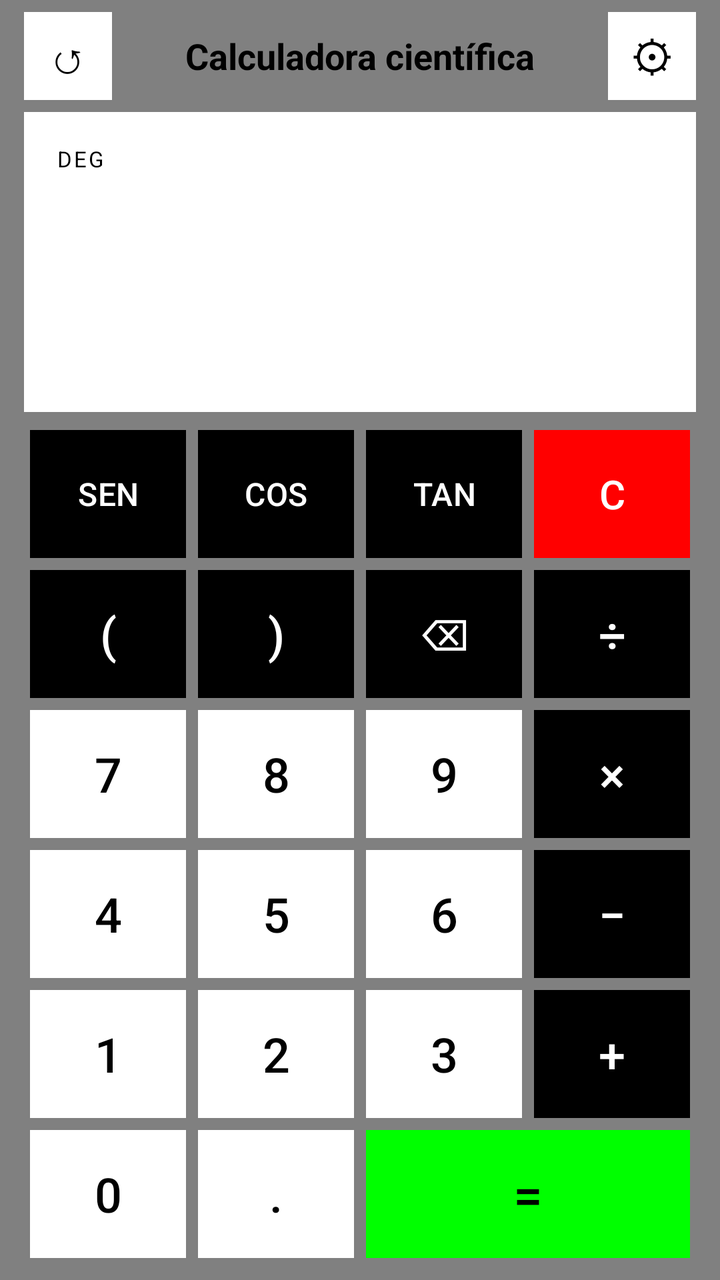
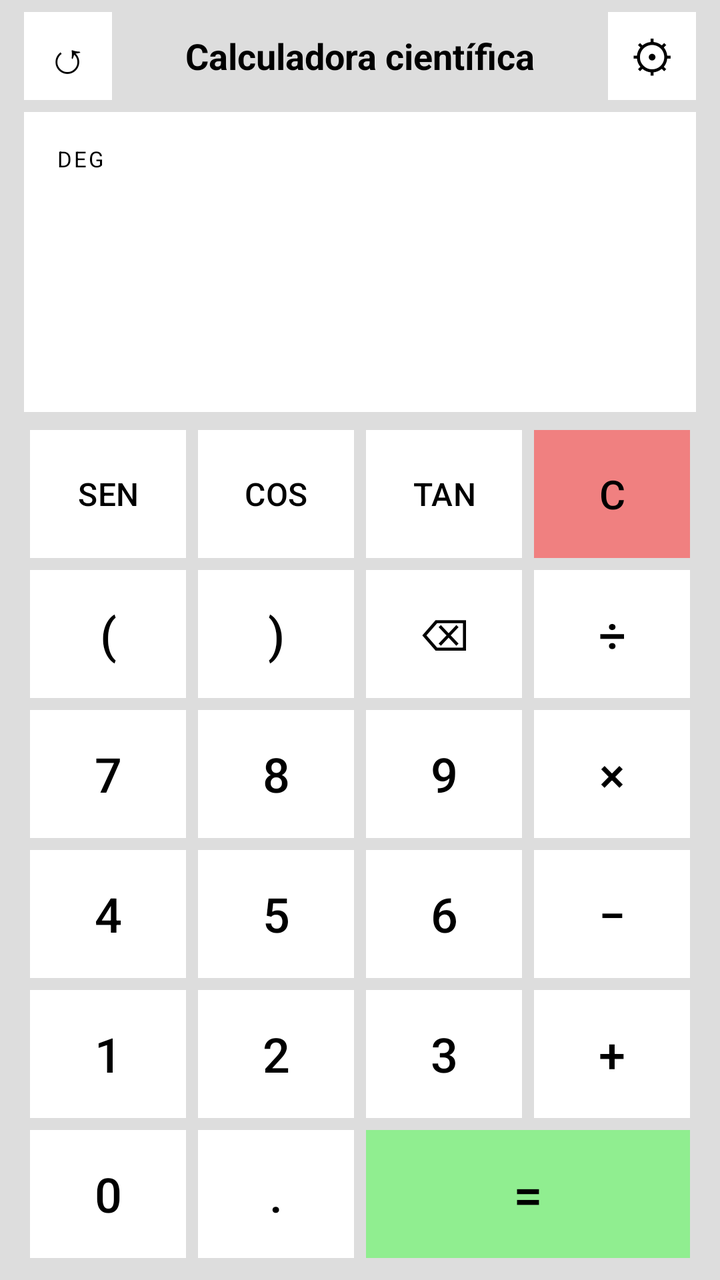

Before-and-after screenshots of an Android layout around one commit, followed by the original layout XML and the change that was made.
<!-- AndroidManifest.xml: application theme Theme.CalculadoraCientifica -->
<!-- res/layout/activity_main.xml -->
<?xml version="1.0" encoding="utf-8"?>
<FrameLayout xmlns:android="http://schemas.android.com/apk/res/android"
    xmlns:app="http://schemas.android.com/apk/res-auto"
    xmlns:tools="http://schemas.android.com/tools"
    android:id="@+id/main"
    android:layout_width="match_parent"
    android:layout_height="match_parent"
    android:background="#808080"
    tools:context=".MainActivity">

    <LinearLayout
        android:id="@+id/panelCalculadora"
        android:layout_width="match_parent"
        android:layout_height="match_parent"
        android:orientation="vertical"
        android:paddingStart="12dp"
        android:paddingEnd="12dp"
        android:paddingBottom="8dp">

        <LinearLayout
            android:layout_width="match_parent"
            android:layout_height="56dp"
            android:gravity="center_vertical"
            android:orientation="horizontal">

            <Button
                android:id="@+id/btnHistorial"
                android:layout_width="44dp"
                android:layout_height="44dp"
                android:contentDescription="@string/historial"
                android:insetTop="0dp"
                android:insetBottom="0dp"
                android:minWidth="0dp"
                android:minHeight="0dp"
                android:padding="0dp"
                android:text="@string/icono_historial"
                android:textColor="#000000"
                android:textSize="22sp"
                app:backgroundTint="#FFFFFF"
                app:cornerRadius="0dp" />

            <TextView
                android:layout_width="0dp"
                android:layout_height="wrap_content"
                android:layout_weight="1"
                android:gravity="center"
                android:text="@string/titulo"
                android:textColor="#000000"
                android:textSize="18sp"
                android:textStyle="bold" />

            <Button
                android:id="@+id/btnAjustes"
                android:layout_width="44dp"
                android:layout_height="44dp"
                android:contentDescription="@string/ajustes"
                android:insetTop="0dp"
                android:insetBottom="0dp"
                android:minWidth="0dp"
                android:minHeight="0dp"
                android:padding="0dp"
                android:text="@string/icono_ajustes"
                android:textColor="#000000"
                android:textSize="22sp"
                app:backgroundTint="#FFFFFF"
                app:cornerRadius="0dp" />
        </LinearLayout>

        <LinearLayout
            android:layout_width="match_parent"
            android:layout_height="0dp"
            android:layout_marginBottom="6dp"
            android:layout_weight="1"
            android:background="#FFFFFF"
            android:orientation="vertical"
            android:padding="16dp">

            <TextView
                android:layout_width="wrap_content"
                android:layout_height="wrap_content"
                android:letterSpacing="0.1"
                android:text="@string/grados"
                android:textColor="#000000"
                android:textSize="11sp" />

            <TextView
                android:id="@+id/txtExpresion"
                android:layout_width="match_parent"
                android:layout_height="0dp"
                android:layout_weight="1"
                android:fontFamily="monospace"
                android:gravity="bottom|end"
                android:textColor="#000000"
                android:textSize="34sp" />
        </LinearLayout>

        <GridLayout
            android:id="@+id/teclado"
            android:layout_width="match_parent"
            android:layout_height="0dp"
            android:layout_weight="2.8"
            android:columnCount="4"
            android:rowCount="6">

            <Button
                android:layout_width="0dp"
                android:layout_height="0dp"
                android:layout_rowWeight="1"
                android:layout_columnWeight="1"
                android:layout_margin="3dp"
                android:insetTop="0dp"
                android:insetBottom="0dp"
                android:padding="0dp"
                android:text="@string/btn_sen"
                android:textColor="#FFFFFF"
                android:textSize="16sp"
                app:backgroundTint="#000000"
                app:cornerRadius="0dp" />

            <Button
                android:layout_width="0dp"
                android:layout_height="0dp"
                android:layout_rowWeight="1"
                android:layout_columnWeight="1"
                android:layout_margin="3dp"
                android:insetTop="0dp"
                android:insetBottom="0dp"
                android:padding="0dp"
                android:text="@string/btn_cos"
                android:textColor="#FFFFFF"
                android:textSize="16sp"
                app:backgroundTint="#000000"
                app:cornerRadius="0dp" />

            <Button
                android:layout_width="0dp"
                android:layout_height="0dp"
                android:layout_rowWeight="1"
                android:layout_columnWeight="1"
                android:layout_margin="3dp"
                android:insetTop="0dp"
                android:insetBottom="0dp"
                android:padding="0dp"
                android:text="@string/btn_tan"
                android:textColor="#FFFFFF"
                android:textSize="16sp"
                app:backgroundTint="#000000"
                app:cornerRadius="0dp" />

            <Button
                android:layout_width="0dp"
                android:layout_height="0dp"
                android:layout_rowWeight="1"
                android:layout_columnWeight="1"
                android:layout_margin="3dp"
                android:insetTop="0dp"
                android:insetBottom="0dp"
                android:padding="0dp"
                android:text="@string/btn_borrar"
                android:textColor="#FFFFFF"
                android:textSize="20sp"
                app:backgroundTint="#FF0000"
                app:cornerRadius="0dp" />

            <Button
                android:layout_width="0dp"
                android:layout_height="0dp"
                android:layout_rowWeight="1"
                android:layout_columnWeight="1"
                android:layout_margin="3dp"
                android:insetTop="0dp"
                android:insetBottom="0dp"
                android:padding="0dp"
                android:text="@string/btn_abrir"
                android:textColor="#FFFFFF"
                android:textSize="24sp"
                app:backgroundTint="#000000"
                app:cornerRadius="0dp" />

            <Button
                android:layout_width="0dp"
                android:layout_height="0dp"
                android:layout_rowWeight="1"
                android:layout_columnWeight="1"
                android:layout_margin="3dp"
                android:insetTop="0dp"
                android:insetBottom="0dp"
                android:padding="0dp"
                android:text="@string/btn_cerrar"
                android:textColor="#FFFFFF"
                android:textSize="24sp"
                app:backgroundTint="#000000"
                app:cornerRadius="0dp" />

            <Button
                android:layout_width="0dp"
                android:layout_height="0dp"
                android:layout_rowWeight="1"
                android:layout_columnWeight="1"
                android:layout_margin="3dp"
                android:insetTop="0dp"
                android:insetBottom="0dp"
                android:padding="0dp"
                android:text="@string/btn_retroceso"
                android:textColor="#FFFFFF"
                android:textSize="22sp"
                app:backgroundTint="#000000"
                app:cornerRadius="0dp" />

            <Button
                android:layout_width="0dp"
                android:layout_height="0dp"
                android:layout_rowWeight="1"
                android:layout_columnWeight="1"
                android:layout_margin="3dp"
                android:insetTop="0dp"
                android:insetBottom="0dp"
                android:padding="0dp"
                android:text="@string/btn_dividir"
                android:textColor="#FFFFFF"
                android:textSize="24sp"
                app:backgroundTint="#000000"
                app:cornerRadius="0dp" />

            <Button
                android:layout_width="0dp"
                android:layout_height="0dp"
                android:layout_rowWeight="1"
                android:layout_columnWeight="1"
                android:layout_margin="3dp"
                android:insetTop="0dp"
                android:insetBottom="0dp"
                android:padding="0dp"
                android:text="@string/btn_7"
                android:textColor="#000000"
                android:textSize="24sp"
                app:backgroundTint="#FFFFFF"
                app:cornerRadius="0dp" />

            <Button
                android:layout_width="0dp"
                android:layout_height="0dp"
                android:layout_rowWeight="1"
                android:layout_columnWeight="1"
                android:layout_margin="3dp"
                android:insetTop="0dp"
                android:insetBottom="0dp"
                android:padding="0dp"
                android:text="@string/btn_8"
                android:textColor="#000000"
                android:textSize="24sp"
                app:backgroundTint="#FFFFFF"
                app:cornerRadius="0dp" />

            <Button
                android:layout_width="0dp"
                android:layout_height="0dp"
                android:layout_rowWeight="1"
                android:layout_columnWeight="1"
                android:layout_margin="3dp"
                android:insetTop="0dp"
                android:insetBottom="0dp"
                android:padding="0dp"
                android:text="@string/btn_9"
                android:textColor="#000000"
                android:textSize="24sp"
                app:backgroundTint="#FFFFFF"
                app:cornerRadius="0dp" />

            <Button
                android:layout_width="0dp"
                android:layout_height="0dp"
                android:layout_rowWeight="1"
                android:layout_columnWeight="1"
                android:layout_margin="3dp"
                android:insetTop="0dp"
                android:insetBottom="0dp"
                android:padding="0dp"
                android:text="@string/btn_multiplicar"
                android:textColor="#FFFFFF"
                android:textSize="24sp"
                app:backgroundTint="#000000"
                app:cornerRadius="0dp" />

            <Button
                android:layout_width="0dp"
                android:layout_height="0dp"
                android:layout_rowWeight="1"
                android:layout_columnWeight="1"
                android:layout_margin="3dp"
                android:insetTop="0dp"
                android:insetBottom="0dp"
                android:padding="0dp"
                android:text="@string/btn_4"
                android:textColor="#000000"
                android:textSize="24sp"
                app:backgroundTint="#FFFFFF"
                app:cornerRadius="0dp" />

            <Button
                android:layout_width="0dp"
                android:layout_height="0dp"
                android:layout_rowWeight="1"
                android:layout_columnWeight="1"
                android:layout_margin="3dp"
                android:insetTop="0dp"
                android:insetBottom="0dp"
                android:padding="0dp"
                android:text="@string/btn_5"
                android:textColor="#000000"
                android:textSize="24sp"
                app:backgroundTint="#FFFFFF"
                app:cornerRadius="0dp" />

            <Button
                android:layout_width="0dp"
                android:layout_height="0dp"
                android:layout_rowWeight="1"
                android:layout_columnWeight="1"
                android:layout_margin="3dp"
                android:insetTop="0dp"
                android:insetBottom="0dp"
                android:padding="0dp"
                android:text="@string/btn_6"
                android:textColor="#000000"
                android:textSize="24sp"
                app:backgroundTint="#FFFFFF"
                app:cornerRadius="0dp" />

            <Button
                android:layout_width="0dp"
                android:layout_height="0dp"
                android:layout_rowWeight="1"
                android:layout_columnWeight="1"
                android:layout_margin="3dp"
                android:insetTop="0dp"
                android:insetBottom="0dp"
                android:padding="0dp"
                android:text="@string/btn_restar"
                android:textColor="#FFFFFF"
                android:textSize="24sp"
                app:backgroundTint="#000000"
                app:cornerRadius="0dp" />

            <Button
                android:layout_width="0dp"
                android:layout_height="0dp"
                android:layout_rowWeight="1"
                android:layout_columnWeight="1"
                android:layout_margin="3dp"
                android:insetTop="0dp"
                android:insetBottom="0dp"
                android:padding="0dp"
                android:text="@string/btn_1"
                android:textColor="#000000"
                android:textSize="24sp"
                app:backgroundTint="#FFFFFF"
                app:cornerRadius="0dp" />

            <Button
                android:layout_width="0dp"
                android:layout_height="0dp"
                android:layout_rowWeight="1"
                android:layout_columnWeight="1"
                android:layout_margin="3dp"
                android:insetTop="0dp"
                android:insetBottom="0dp"
                android:padding="0dp"
                android:text="@string/btn_2"
                android:textColor="#000000"
                android:textSize="24sp"
                app:backgroundTint="#FFFFFF"
                app:cornerRadius="0dp" />

            <Button
                android:layout_width="0dp"
                android:layout_height="0dp"
                android:layout_rowWeight="1"
                android:layout_columnWeight="1"
                android:layout_margin="3dp"
                android:insetTop="0dp"
                android:insetBottom="0dp"
                android:padding="0dp"
                android:text="@string/btn_3"
                android:textColor="#000000"
                android:textSize="24sp"
                app:backgroundTint="#FFFFFF"
                app:cornerRadius="0dp" />

            <Button
                android:layout_width="0dp"
                android:layout_height="0dp"
                android:layout_rowWeight="1"
                android:layout_columnWeight="1"
                android:layout_margin="3dp"
                android:insetTop="0dp"
                android:insetBottom="0dp"
                android:padding="0dp"
                android:text="@string/btn_sumar"
                android:textColor="#FFFFFF"
                android:textSize="24sp"
                app:backgroundTint="#000000"
                app:cornerRadius="0dp" />

            <Button
                android:layout_width="0dp"
                android:layout_height="0dp"
                android:layout_rowWeight="1"
                android:layout_columnWeight="1"
                android:layout_margin="3dp"
                android:insetTop="0dp"
                android:insetBottom="0dp"
                android:padding="0dp"
                android:text="@string/btn_0"
                android:textColor="#000000"
                android:textSize="24sp"
                app:backgroundTint="#FFFFFF"
                app:cornerRadius="0dp" />

            <Button
                android:layout_width="0dp"
                android:layout_height="0dp"
                android:layout_rowWeight="1"
                android:layout_columnWeight="1"
                android:layout_margin="3dp"
                android:insetTop="0dp"
                android:insetBottom="0dp"
                android:padding="0dp"
                android:text="@string/btn_punto"
                android:textColor="#000000"
                android:textSize="24sp"
                app:backgroundTint="#FFFFFF"
                app:cornerRadius="0dp" />

            <Button
                android:layout_width="0dp"
                android:layout_height="0dp"
                android:layout_rowWeight="1"
                android:layout_columnSpan="2"
                android:layout_columnWeight="2"
                android:layout_gravity="fill"
                android:layout_margin="3dp"
                android:insetTop="0dp"
                android:insetBottom="0dp"
                android:padding="0dp"
                android:text="@string/btn_igual"
                android:textColor="#000000"
                android:textSize="26sp"
                app:backgroundTint="#00FF00"
                app:cornerRadius="0dp" />
        </GridLayout>
    </LinearLayout>

    <LinearLayout
        android:id="@+id/panelHistorial"
        android:layout_width="match_parent"
        android:layout_height="match_parent"
        android:orientation="vertical"
        android:paddingStart="12dp"
        android:paddingEnd="12dp"
        android:paddingBottom="8dp"
        android:visibility="gone">

        <LinearLayout
            android:layout_width="match_parent"
            android:layout_height="56dp"
            android:gravity="center_vertical"
            android:orientation="horizontal">

            <Button
                android:id="@+id/btnVolver"
                android:layout_width="44dp"
                android:layout_height="44dp"
                android:contentDescription="@string/volver"
                android:insetTop="0dp"
                android:insetBottom="0dp"
                android:minWidth="0dp"
                android:minHeight="0dp"
                android:padding="0dp"
                android:text="@string/icono_volver"
                android:textColor="#000000"
                android:textSize="22sp"
                app:backgroundTint="#FFFFFF"
                app:cornerRadius="0dp" />

            <TextView
                android:layout_width="0dp"
                android:layout_height="wrap_content"
                android:layout_marginStart="12dp"
                android:layout_weight="1"
                android:text="@string/historial"
                android:textColor="#000000"
                android:textSize="18sp"
                android:textStyle="bold" />

            <TextView
                android:id="@+id/txtContador"
                android:layout_width="wrap_content"
                android:layout_height="wrap_content"
                android:textColor="#000000"
                android:textSize="13sp" />
        </LinearLayout>

        <ScrollView
            android:layout_width="match_parent"
            android:layout_height="0dp"
            android:layout_weight="1"
            android:background="#FFFFFF">

            <TextView
                android:id="@+id/txtHistorial"
                android:layout_width="match_parent"
                android:layout_height="wrap_content"
                android:fontFamily="monospace"
                android:gravity="end"
                android:lineSpacingExtra="4dp"
                android:padding="16dp"
                android:textColor="#000000"
                android:textSize="20sp" />
        </ScrollView>
    </LinearLayout>

</FrameLayout>
<!-- resources referenced by this layout -->
<resources>
  <string name="ajustes">Ajustes</string>
  <string name="btn_0">0</string>
  <string name="btn_1">1</string>
  <string name="btn_2">2</string>
  <string name="btn_3">3</string>
  <string name="btn_4">4</string>
  <string name="btn_5">5</string>
  <string name="btn_6">6</string>
  <string name="btn_7">7</string>
  <string name="btn_8">8</string>
  <string name="btn_9">9</string>
  <string name="btn_abrir">(</string>
  <string name="btn_borrar">C</string>
  <string name="btn_cerrar">)</string>
  <string name="btn_cos">COS</string>
  <string name="btn_dividir">÷</string>
  <string name="btn_igual">=</string>
  <string name="btn_multiplicar">×</string>
  <string name="btn_punto">.</string>
  <string name="btn_restar">−</string>
  <string name="btn_retroceso">⌫</string>
  <string name="btn_sen">SEN</string>
  <string name="btn_sumar">+</string>
  <string name="btn_tan">TAN</string>
  <string name="grados">DEG</string>
  <string name="historial">Historial</string>
  <string name="icono_ajustes">⚙︎</string>
  <string name="icono_historial">↺</string>
  <string name="icono_volver">←</string>
  <string name="titulo">Calculadora científica</string>
  <string name="volver">Volver</string>
  <style name="Theme.CalculadoraCientifica" parent="Base.Theme.CalculadoraCientifica" />
  <style name="Base.Theme.CalculadoraCientifica" parent="Theme.Material3.DayNight.NoActionBar">
          
          
      </style>
</resources>

<!-- the commit's change to res/layout/activity_main.xml (unified diff, before → after) -->
@@ -5,7 +5,7 @@
     android:id="@+id/main"
     android:layout_width="match_parent"
     android:layout_height="match_parent"
-    android:background="#808080"
+    android:background="#DDDDDD"
     tools:context=".MainActivity">
 
     <LinearLayout
@@ -112,9 +112,9 @@
                 android:insetBottom="0dp"
                 android:padding="0dp"
                 android:text="@string/btn_sen"
-                android:textColor="#FFFFFF"
+                android:textColor="#000000"
                 android:textSize="16sp"
-                app:backgroundTint="#000000"
+                app:backgroundTint="#FFFFFF"
                 app:cornerRadius="0dp" />
 
             <Button
@@ -127,9 +127,9 @@
                 android:insetBottom="0dp"
                 android:padding="0dp"
                 android:text="@string/btn_cos"
-                android:textColor="#FFFFFF"
+                android:textColor="#000000"
                 android:textSize="16sp"
-                app:backgroundTint="#000000"
+                app:backgroundTint="#FFFFFF"
                 app:cornerRadius="0dp" />
 
             <Button
@@ -142,9 +142,9 @@
                 android:insetBottom="0dp"
                 android:padding="0dp"
                 android:text="@string/btn_tan"
-                android:textColor="#FFFFFF"
+                android:textColor="#000000"
                 android:textSize="16sp"
-                app:backgroundTint="#000000"
+                app:backgroundTint="#FFFFFF"
                 app:cornerRadius="0dp" />
 
             <Button
@@ -157,9 +157,9 @@
                 android:insetBottom="0dp"
                 android:padding="0dp"
                 android:text="@string/btn_borrar"
-                android:textColor="#FFFFFF"
+                android:textColor="#000000"
                 android:textSize="20sp"
-                app:backgroundTint="#FF0000"
+                app:backgroundTint="#F08080"
                 app:cornerRadius="0dp" />
 
             <Button
@@ -172,9 +172,9 @@
                 android:insetBottom="0dp"
                 android:padding="0dp"
                 android:text="@string/btn_abrir"
-                android:textColor="#FFFFFF"
-                android:textSize="24sp"
-                app:backgroundTint="#000000"
+                android:textColor="#000000"
+                android:textSize="24sp"
+                app:backgroundTint="#FFFFFF"
                 app:cornerRadius="0dp" />
 
             <Button
@@ -187,9 +187,9 @@
                 android:insetBottom="0dp"
                 android:padding="0dp"
                 android:text="@string/btn_cerrar"
-                android:textColor="#FFFFFF"
-                android:textSize="24sp"
-                app:backgroundTint="#000000"
+                android:textColor="#000000"
+                android:textSize="24sp"
+                app:backgroundTint="#FFFFFF"
                 app:cornerRadius="0dp" />
 
             <Button
@@ -202,9 +202,9 @@
                 android:insetBottom="0dp"
                 android:padding="0dp"
                 android:text="@string/btn_retroceso"
-                android:textColor="#FFFFFF"
+                android:textColor="#000000"
                 android:textSize="22sp"
-                app:backgroundTint="#000000"
+                app:backgroundTint="#FFFFFF"
                 app:cornerRadius="0dp" />
 
             <Button
@@ -217,9 +217,9 @@
                 android:insetBottom="0dp"
                 android:padding="0dp"
                 android:text="@string/btn_dividir"
-                android:textColor="#FFFFFF"
-                android:textSize="24sp"
-                app:backgroundTint="#000000"
+                android:textColor="#000000"
+                android:textSize="24sp"
+                app:backgroundTint="#FFFFFF"
                 app:cornerRadius="0dp" />
 
             <Button
@@ -277,9 +277,9 @@
                 android:insetBottom="0dp"
                 android:padding="0dp"
                 android:text="@string/btn_multiplicar"
-                android:textColor="#FFFFFF"
-                android:textSize="24sp"
-                app:backgroundTint="#000000"
+                android:textColor="#000000"
+                android:textSize="24sp"
+                app:backgroundTint="#FFFFFF"
                 app:cornerRadius="0dp" />
 
             <Button
@@ -337,9 +337,9 @@
                 android:insetBottom="0dp"
                 android:padding="0dp"
                 android:text="@string/btn_restar"
-                android:textColor="#FFFFFF"
-                android:textSize="24sp"
-                app:backgroundTint="#000000"
+                android:textColor="#000000"
+                android:textSize="24sp"
+                app:backgroundTint="#FFFFFF"
                 app:cornerRadius="0dp" />
 
             <Button
@@ -397,9 +397,9 @@
                 android:insetBottom="0dp"
                 android:padding="0dp"
                 android:text="@string/btn_sumar"
-                android:textColor="#FFFFFF"
-                android:textSize="24sp"
-                app:backgroundTint="#000000"
+                android:textColor="#000000"
+                android:textSize="24sp"
+                app:backgroundTint="#FFFFFF"
                 app:cornerRadius="0dp" />
 
             <Button
@@ -446,7 +446,7 @@
                 android:text="@string/btn_igual"
                 android:textColor="#000000"
                 android:textSize="26sp"
-                app:backgroundTint="#00FF00"
+                app:backgroundTint="#90EE90"
                 app:cornerRadius="0dp" />
         </GridLayout>
     </LinearLayout>
